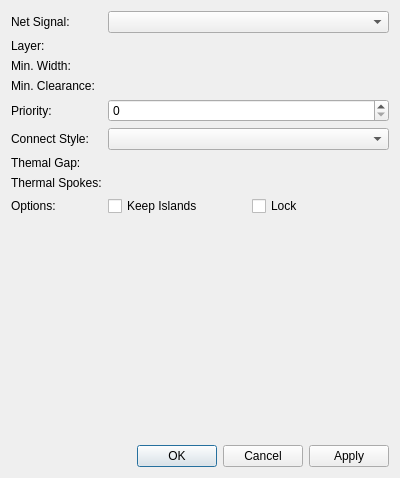
Above: libs/librepcb/editor/project/board/boardplanepropertiesdialog.ui from LibrePCB/LibrePCB before the change. Below: the same form after it.
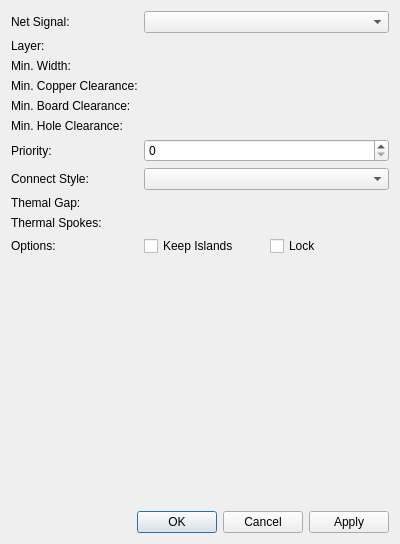
That is the form after the change. Custom widgets are drawn as their Qt base class.

Commit message: Planes: Support configuring clearance to board outline & holes

```diff
--- a/libs/librepcb/editor/project/board/boardplanepropertiesdialog.ui
+++ b/libs/librepcb/editor/project/board/boardplanepropertiesdialog.ui
@@ -7,7 +7,7 @@
     <x>0</x>
     <y>0</y>
     <width>400</width>
-    <height>478</height>
+    <height>544</height>
    </rect>
   </property>
   <property name="windowTitle">
@@ -46,31 +46,31 @@
      <item row="3" column="0">
       <widget class="QLabel" name="label_3">
        <property name="text">
-        <string>Min. Clearance:</string>
+        <string>Min. Copper Clearance:</string>
        </property>
       </widget>
      </item>
-     <item row="4" column="0">
+     <item row="6" column="0">
       <widget class="QLabel" name="label_2">
        <property name="text">
         <string>Priority:</string>
        </property>
       </widget>
      </item>
-     <item row="4" column="1">
+     <item row="6" column="1">
       <widget class="QSpinBox" name="spbPriority"/>
      </item>
-     <item row="5" column="0">
+     <item row="7" column="0">
       <widget class="QLabel" name="label_5">
        <property name="text">
         <string>Connect Style:</string>
        </property>
       </widget>
      </item>
-     <item row="5" column="1">
+     <item row="7" column="1">
       <widget class="QComboBox" name="cbxConnectStyle"/>
      </item>
-     <item row="8" column="0">
+     <item row="10" column="0">
       <widget class="QLabel" name="label_6">
        <property name="text">
         <string>Options:</string>
@@ -81,9 +81,9 @@
       <widget class="librepcb::editor::UnsignedLengthEdit" name="edtMinWidth" native="true"/>
      </item>
      <item row="3" column="1">
-      <widget class="librepcb::editor::UnsignedLengthEdit" name="edtMinClearance" native="true"/>
+      <widget class="librepcb::editor::UnsignedLengthEdit" name="edtMinClearanceToCopper" native="true"/>
      </item>
-     <item row="8" column="1">
+     <item row="10" column="1">
       <layout class="QHBoxLayout" name="horizontalLayout">
        <item>
         <widget class="QCheckBox" name="cbKeepIslands">
@@ -104,7 +104,7 @@
        </item>
       </layout>
      </item>
-     <item row="6" column="0">
+     <item row="8" column="0">
       <widget class="QLabel" name="label_8">
        <property name="toolTip">
         <string>Clearance around thermal pads</string>
@@ -114,7 +114,7 @@
        </property>
       </widget>
      </item>
-     <item row="7" column="0">
+     <item row="9" column="0">
       <widget class="QLabel" name="label_9">
        <property name="toolTip">
         <string>Width of the thermal pad spokes</string>
@@ -124,15 +124,35 @@
        </property>
       </widget>
      </item>
-     <item row="6" column="1">
+     <item row="8" column="1">
       <widget class="librepcb::editor::PositiveLengthEdit" name="edtThermalGap" native="true"/>
      </item>
-     <item row="7" column="1">
+     <item row="9" column="1">
       <widget class="librepcb::editor::PositiveLengthEdit" name="edtThermalSpokeWidth" native="true"/>
      </item>
      <item row="1" column="1">
       <widget class="librepcb::editor::LayerComboBox" name="cbxLayer" native="true"/>
      </item>
+     <item row="4" column="0">
+      <widget class="QLabel" name="label_10">
+       <property name="text">
+        <string>Min. Board Clearance:</string>
+       </property>
+      </widget>
+     </item>
+     <item row="5" column="0">
+      <widget class="QLabel" name="label_11">
+       <property name="text">
+        <string>Min. Hole Clearance:</string>
+       </property>
+      </widget>
+     </item>
+     <item row="4" column="1">
+      <widget class="librepcb::editor::UnsignedLengthEdit" name="edtMinClearanceToBoard" native="true"/>
+     </item>
+     <item row="5" column="1">
+      <widget class="librepcb::editor::UnsignedLengthEdit" name="edtMinClearanceToNpth" native="true"/>
+     </item>
     </layout>
    </item>
    <item>
```
Left out of the diff: 10 changed lines with no effect on the pictures. The commit also changes 16 other files.
